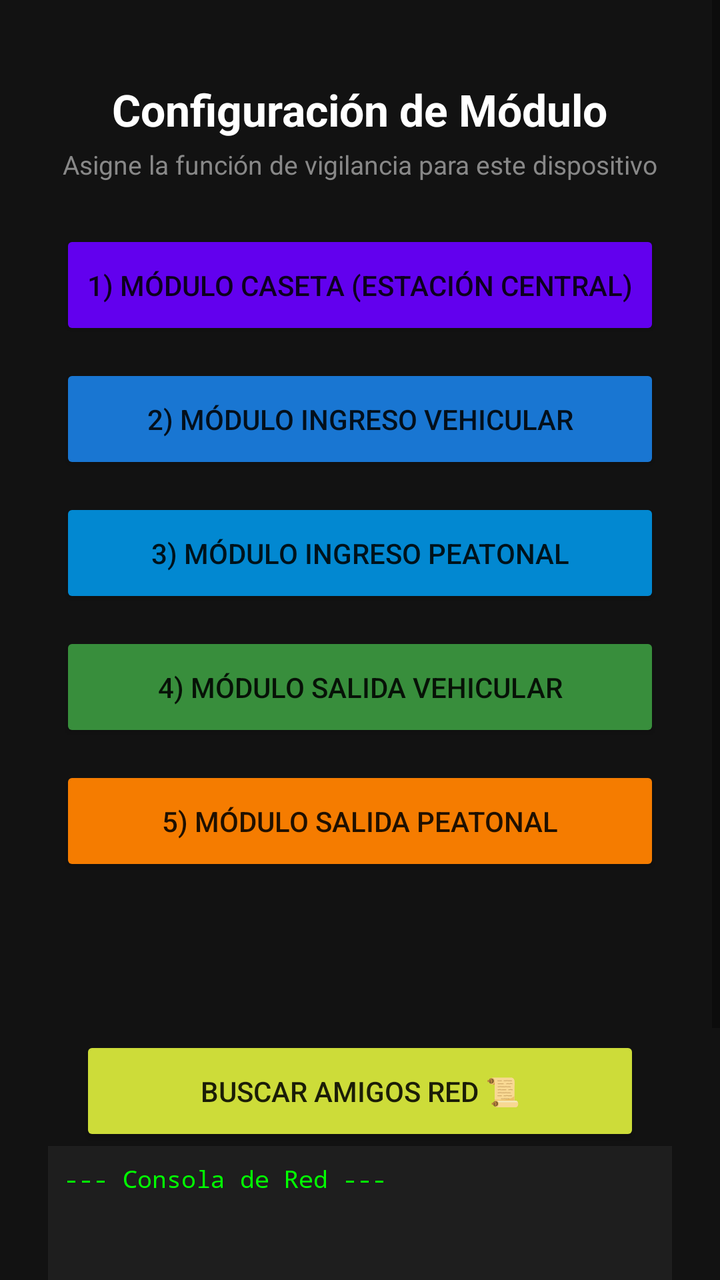
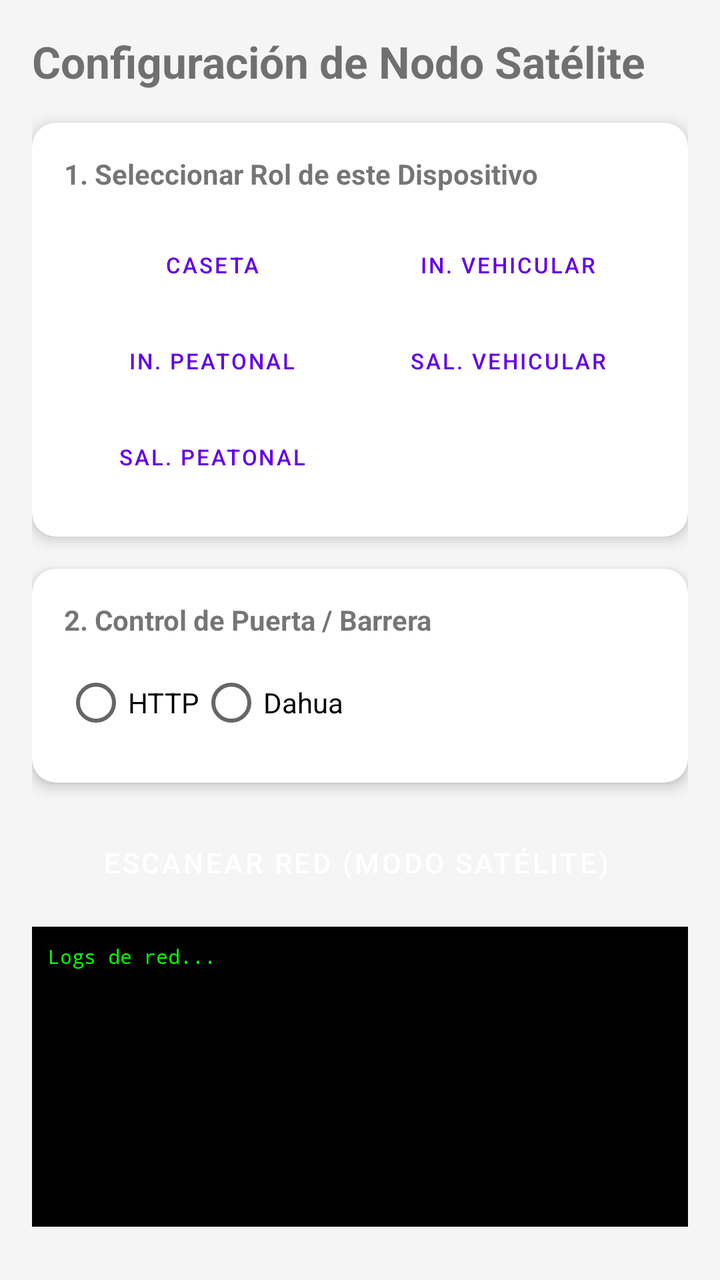

Two renders of the same Android screen: before a commit and after it. Below are the layout's source before the change and the commit's diff.
<!-- AndroidManifest.xml: application theme Theme.RondyAccesos -->
<!-- res/layout/activity_vigilante_config.xml -->
<?xml version="1.0" encoding="utf-8"?>
<ScrollView
    xmlns:android="http://schemas.android.com/apk/res/android"
    android:layout_width="match_parent"
    android:layout_height="match_parent"
    android:background="#121212"
    android:fillViewport="true"
    android:fitsSystemWindows="true">

    <LinearLayout
        android:layout_width="match_parent"
        android:layout_height="wrap_content"
        android:orientation="vertical"
        android:padding="24dp"
        android:gravity="center_horizontal">

        <TextView
            android:layout_width="wrap_content"
            android:layout_height="wrap_content"
            android:text="Configuración de Módulo"
            android:textColor="#FFFFFF"
            android:textSize="22sp"
            android:textStyle="bold"
            android:layout_marginTop="16dp"/>

        <TextView
            android:layout_width="wrap_content"
            android:layout_height="wrap_content"
            android:text="Asigne la función de vigilancia para este dispositivo"
            android:textColor="#888888"
            android:textSize="13sp"
            android:layout_marginTop="4dp"
            android:layout_marginBottom="24dp"/>

        
        <Button
            android:id="@+id/btnConfigCaseta"
            android:layout_width="300dp"
            android:layout_height="55dp"
            android:text="1) Módulo Caseta (Estación Central)"
            android:backgroundTint="#6200EE"
            android:layout_marginBottom="12dp"/>

        
        <Button
            android:id="@+id/btnConfigIngresoVehicular"
            android:layout_width="300dp"
            android:layout_height="55dp"
            android:text="2) Módulo Ingreso Vehicular"
            android:backgroundTint="#1976D2"
            android:layout_marginBottom="12dp"/>

        
        <Button
            android:id="@+id/btnConfigIngresoPeatonal"
            android:layout_width="300dp"
            android:layout_height="55dp"
            android:text="3) Módulo Ingreso Peatonal"
            android:backgroundTint="#0288D1"
            android:layout_marginBottom="12dp"/>

        
        <Button
            android:id="@+id/btnConfigSalidaVehicular"
            android:layout_width="300dp"
            android:layout_height="55dp"
            android:text="4) Módulo Salida Vehicular"
            android:backgroundTint="#388E3C"
            android:layout_marginBottom="12dp"/>

        
        <Button
            android:id="@+id/btnConfigSalidaPeatonal"
            android:layout_width="300dp"
            android:layout_height="55dp"
            android:text="5) Módulo Salida Peatonal"
            android:backgroundTint="#F57C00"/>

        <Button
            android:id="@+id/btnBuscarAmigosRED"
            android:layout_width="280dp"
            android:layout_height="55dp"
            android:layout_marginTop="80dp"
            android:backgroundTint="#CDDC39"
            android:text="Buscar amigos RED 📜" />
        <ScrollView
            android:id="@+id/scrollConsole"
            android:layout_width="match_parent"
            android:layout_height="200dp"
            android:background="#1E1E1E"
            android:padding="8dp">

            <TextView
                android:id="@+id/txtConsole"
                android:layout_width="match_parent"
                android:layout_height="wrap_content"
                android:fontFamily="monospace"
                android:text="--- Consola de Red ---"
                android:textColor="#00FF00"
                android:textSize="12sp" />
        </ScrollView>

    </LinearLayout>
</ScrollView>
<!-- resources referenced by this layout -->
<resources>
  <style name="Theme.RondyAccesos" parent="Theme.MaterialComponents.DayNight.DarkActionBar">
          
          <item name="colorPrimary">@color/purple_500</item>
          <item name="colorPrimaryVariant">@color/purple_700</item>
          <item name="colorOnPrimary">@color/white</item>
          
          <item name="colorSecondary">@color/teal_200</item>
          <item name="colorSecondaryVariant">@color/teal_700</item>
          <item name="colorOnSecondary">@color/black</item>
          
          <item name="android:statusBarColor">?attr/colorPrimaryVariant</item>
          
      </style>
  <color name="purple_500">#FF6200EE</color>
  <color name="purple_700">#FF3700B3</color>
  <color name="white">#FFFFFFFF</color>
  <color name="teal_200">#FF03DAC5</color>
  <color name="teal_700">#FF018786</color>
  <color name="black">#FF000000</color>
</resources>

<!-- the commit's change to res/layout/activity_vigilante_config.xml (unified diff, before → after) -->
@@ -1,103 +1,125 @@
 <?xml version="1.0" encoding="utf-8"?>
-<ScrollView
-    xmlns:android="http://schemas.android.com/apk/res/android"
+<ScrollView xmlns:android="http://schemas.android.com/apk/res/android"
+    xmlns:app="http://schemas.android.com/apk/res-auto"
     android:layout_width="match_parent"
     android:layout_height="match_parent"
-    android:background="#121212"
-    android:fillViewport="true"
-    android:fitsSystemWindows="true">
+    android:background="#F5F5F5">
 
     <LinearLayout
         android:layout_width="match_parent"
         android:layout_height="wrap_content"
         android:orientation="vertical"
-        android:padding="24dp"
-        android:gravity="center_horizontal">
+        android:padding="16dp">
 
         <TextView
             android:layout_width="wrap_content"
             android:layout_height="wrap_content"
-            android:text="Configuración de Módulo"
-            android:textColor="#FFFFFF"
+            android:text="Configuración de Nodo Satélite"
             android:textSize="22sp"
             android:textStyle="bold"
-            android:layout_marginTop="16dp"/>
-
-        <TextView
-            android:layout_width="wrap_content"
-            android:layout_height="wrap_content"
-            android:text="Asigne la función de vigilancia para este dispositivo"
-            android:textColor="#888888"
-            android:textSize="13sp"
-            android:layout_marginTop="4dp"
-            android:layout_marginBottom="24dp"/>
+            android:layout_marginBottom="16dp"/>
 
         
-        <Button
-            android:id="@+id/btnConfigCaseta"
-            android:layout_width="300dp"
-            android:layout_height="55dp"
-            android:text="1) Módulo Caseta (Estación Central)"
-            android:backgroundTint="#6200EE"
-            android:layout_marginBottom="12dp"/>
+        <com.google.android.material.card.MaterialCardView
+            android:layout_width="match_parent"
+            android:layout_height="wrap_content"
+            app:cardCornerRadius="12dp"
+            app:cardElevation="4dp"
+            android:layout_marginBottom="16dp">
+
+            <LinearLayout
+                android:layout_width="match_parent"
+                android:layout_height="wrap_content"
+                android:orientation="vertical"
+                android:padding="16dp">
+
+                <TextView
+                    android:layout_width="wrap_content"
+                    android:layout_height="wrap_content"
+                    android:text="1. Seleccionar Rol de este Dispositivo"
+                    android:textStyle="bold"
+                    android:layout_marginBottom="12dp"/>
+
+                <GridLayout
+                    android:layout_width="match_parent"
+                    android:layout_height="wrap_content"
+                    android:columnCount="2"
+                    android:alignmentMode="alignMargins">
+
+                    <Button android:id="@+id/btnConfigCaseta" style="@style/Widget.MaterialComponents.Button.OutlinedButton" android:layout_width="0dp" android:layout_gravity="fill" android:layout_columnWeight="1" android:text="Caseta" android:textSize="11sp"/>
+                    <Button android:id="@+id/btnConfigIngresoVehicular" style="@style/Widget.MaterialComponents.Button.OutlinedButton" android:layout_width="0dp" android:layout_gravity="fill" android:layout_columnWeight="1" android:text="In. Vehicular" android:textSize="11sp"/>
+                    <Button android:id="@+id/btnConfigIngresoPeatonal" style="@style/Widget.MaterialComponents.Button.OutlinedButton" android:layout_width="0dp" android:layout_gravity="fill" android:layout_columnWeight="1" android:text="In. Peatonal" android:textSize="11sp"/>
+                    <Button android:id="@+id/btnConfigSalidaVehicular" style="@style/Widget.MaterialComponents.Button.OutlinedButton" android:layout_width="0dp" android:layout_gravity="fill" android:layout_columnWeight="1" android:text="Sal. Vehicular" android:textSize="11sp"/>
+                    <Button android:id="@+id/btnConfigSalidaPeatonal" style="@style/Widget.MaterialComponents.Button.OutlinedButton" android:layout_width="0dp" android:layout_gravity="fill" android:layout_columnWeight="1" android:text="Sal. Peatonal" android:textSize="11sp"/>
+                </GridLayout>
+            </LinearLayout>
+        </com.google.android.material.card.MaterialCardView>
 
         
-        <Button
-            android:id="@+id/btnConfigIngresoVehicular"
-            android:layout_width="300dp"
-            android:layout_height="55dp"
-            android:text="2) Módulo Ingreso Vehicular"
-            android:backgroundTint="#1976D2"
-            android:layout_marginBottom="12dp"/>
+        <com.google.android.material.card.MaterialCardView
+            android:layout_width="match_parent"
+            android:layout_height="wrap_content"
+            app:cardCornerRadius="12dp"
+            app:cardElevation="4dp"
+            android:layout_marginBottom="16dp">
+
+            <LinearLayout
+                android:layout_width="match_parent"
+                android:layout_height="wrap_content"
+                android:orientation="vertical"
+                android:padding="16dp">
+
+                <TextView
+                    android:layout_width="wrap_content"
+                    android:layout_height="wrap_content"
+                    android:text="2. Control de Puerta / Barrera"
+                    android:textStyle="bold" />
+
+                <RadioGroup
+                    android:id="@+id/rgDoorType"
+                    android:layout_width="match_parent"
+                    android:layout_height="wrap_content"
+                    android:orientation="horizontal"
+                    android:layout_marginTop="8dp">
+                    <RadioButton android:id="@+id/rbHttp" android:layout_width="wrap_content" android:layout_height="wrap_content" android:text="HTTP" />
+                    <RadioButton android:id="@+id/rbDahua" android:layout_width="wrap_content" android:layout_height="wrap_content" android:text="Dahua" />
+                </RadioGroup>
+
+                
+                <LinearLayout
+                    android:id="@+id/layoutHttpFields"
+                    android:layout_width="match_parent"
+                    android:layout_height="wrap_content"
+                    android:orientation="vertical"
+                    android:visibility="gone">
+                    <EditText android:id="@+id/etUrlOpen" android:layout_width="match_parent" android:layout_height="wrap_content" android:hint="URL Apertura (http://...)" />
+                    <Button android:id="@+id/btnTestHttp" android:layout_width="match_parent" android:layout_height="wrap_content" android:text="Probar Pulsador HTTP" android:layout_marginTop="8dp"/>
+                </LinearLayout>
+
+                
+                <LinearLayout
+                    android:id="@+id/layoutDahuaFields"
+                    android:layout_width="match_parent"
+                    android:layout_height="wrap_content"
+                    android:orientation="vertical"
+                    android:visibility="gone">
+                    <EditText android:id="@+id/etDahuaIp" android:layout_width="match_parent" android:layout_height="wrap_content" android:hint="IP Dahua (192.168.x.x)" />
+                    <EditText android:id="@+id/etDahuaUser" android:layout_width="match_parent" android:layout_height="wrap_content" android:hint="Usuario" />
+                    <EditText android:id="@+id/etDahuaPass" android:layout_width="match_parent" android:layout_height="wrap_content" android:hint="Contraseña" android:inputType="textPassword" />
+
+                    <Button android:id="@+id/btnDahuaConnect" android:layout_width="match_parent" android:layout_height="wrap_content" android:text="Leer Puertas Disponibles" />
+
+                    <Spinner android:id="@+id/spDahuaDoors" android:layout_width="match_parent" android:layout_height="wrap_content" android:layout_marginTop="8dp" android:visibility="gone"/>
+                    <Button android:id="@+id/btnTestDahua" android:layout_width="match_parent" android:layout_height="wrap_content" android:text="Probar Apertura Dahua" android:layout_marginTop="8dp" android:visibility="gone"/>
+                </LinearLayout>
+            </LinearLayout>
+        </com.google.android.material.card.MaterialCardView>
 
         
-        <Button
-            android:id="@+id/btnConfigIngresoPeatonal"
-            android:layout_width="300dp"
-            android:layout_height="55dp"
-            android:text="3) Módulo Ingreso Peatonal"
-            android:backgroundTint="#0288D1"
-            android:layout_marginBottom="12dp"/>
+        <Button android:id="@+id/btnBuscarAmigosRED" android:layout_width="match_parent" android:layout_height="wrap_content" android:text="Escanear Red (Modo Satélite)" style="@style/Widget.MaterialComponents.Button.Icon" app:icon="@android:drawable/ic_menu_search"/>
 
-        
-        <Button
-            android:id="@+id/btnConfigSalidaVehicular"
-            android:layout_width="300dp"
-            android:layout_height="55dp"
-            android:text="4) Módulo Salida Vehicular"
-            android:backgroundTint="#388E3C"
-            android:layout_marginBottom="12dp"/>
-
-        
-        <Button
-            android:id="@+id/btnConfigSalidaPeatonal"
-            android:layout_width="300dp"
-            android:layout_height="55dp"
-            android:text="5) Módulo Salida Peatonal"
-            android:backgroundTint="#F57C00"/>
-
-        <Button
-            android:id="@+id/btnBuscarAmigosRED"
-            android:layout_width="280dp"
-            android:layout_height="55dp"
-            android:layout_marginTop="80dp"
-            android:backgroundTint="#CDDC39"
-            android:text="Buscar amigos RED 📜" />
-        <ScrollView
-            android:id="@+id/scrollConsole"
-            android:layout_width="match_parent"
-            android:layout_height="200dp"
-            android:background="#1E1E1E"
-            android:padding="8dp">
-
-            <TextView
-                android:id="@+id/txtConsole"
-                android:layout_width="match_parent"
-                android:layout_height="wrap_content"
-                android:fontFamily="monospace"
-                android:text="--- Consola de Red ---"
-                android:textColor="#00FF00"
-                android:textSize="12sp" />
+        <ScrollView android:id="@+id/scrollConsole" android:layout_width="match_parent" android:layout_height="150dp" android:background="#000" android:layout_marginTop="8dp" android:padding="8dp">
+            <TextView android:id="@+id/txtConsole" android:layout_width="match_parent" android:layout_height="wrap_content" android:textColor="#0F0" android:fontFamily="monospace" android:textSize="10sp" android:text="Logs de red..."/>
         </ScrollView>
 
     </LinearLayout>
